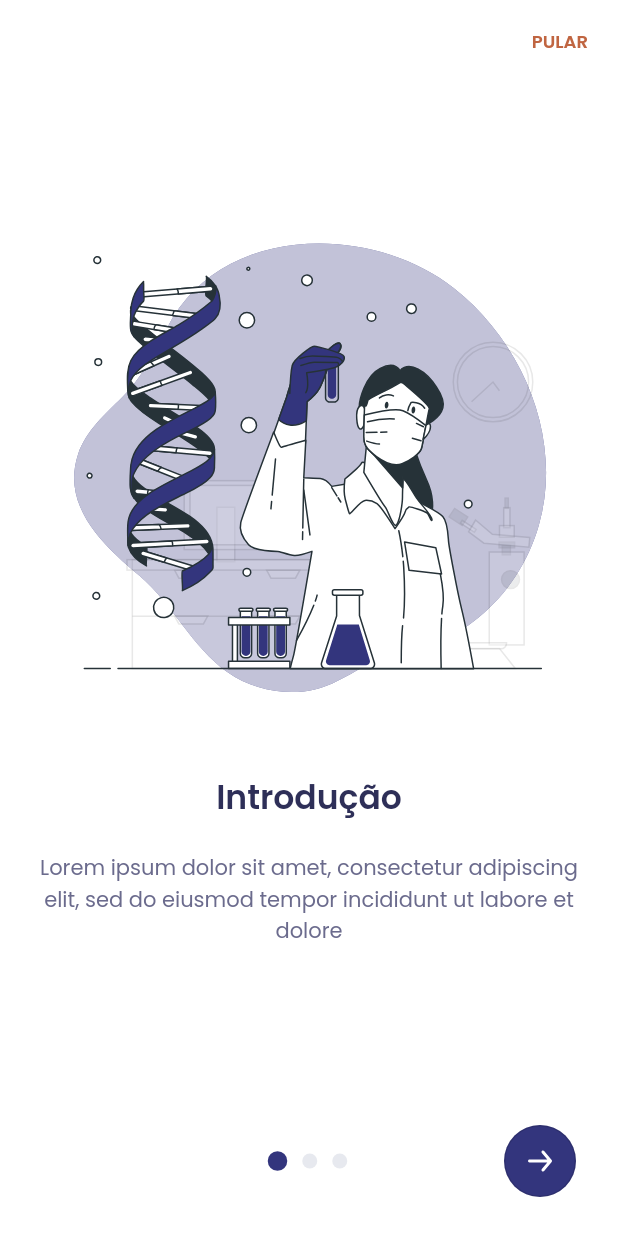
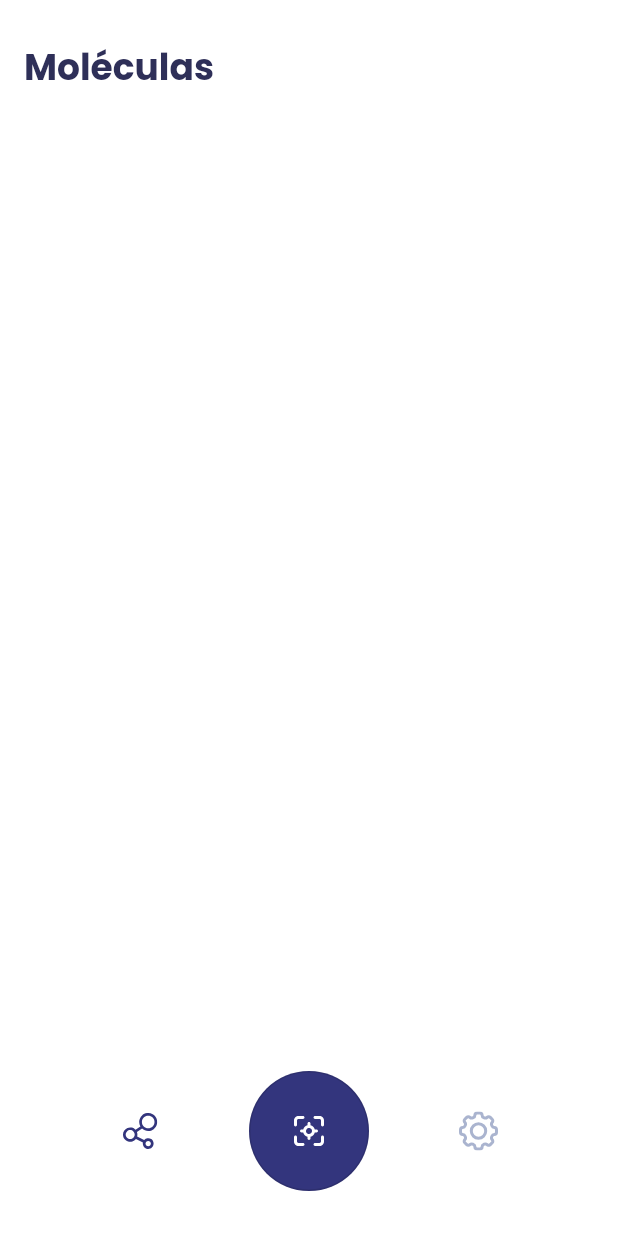
Before and after one commit to laitec-ifsp-cmp/moleculas_ar, a Flutter app: the screen it shows after launch, after a tap on "PULAR", on a phone screen of 412 x 824 dp. Run offline on Flutter 3.47's test engine with Material 2 defaults, Android fonts, the phone set to English and light mode, and no system bars; our stand-ins replace flutter_svg, google_fonts.

Commit message:
🏠 Create home navigation

```diff
--- a/lib/app_widget.dart
+++ b/lib/app_widget.dart
@@ -1,6 +1,8 @@
 import 'package:flutter/material.dart';
-import 'package:moleculas_ar/modules/on_boarding/on_boarding_page.dart';
-import 'package:moleculas_ar/modules/splash/splash_page.dart';
+
+import 'modules/home_navigation/home_navigation_page.dart';
+import 'modules/on_boarding/on_boarding_page.dart';
+import 'modules/splash/splash_page.dart';
 
 class AppWidget extends StatelessWidget {
   const AppWidget({Key? key}) : super(key: key);
@@ -15,6 +17,7 @@
       routes: {
         "/splash": (context) => const SplashPage(),
         "/on_boarding": (context) => const OnBoardingPage(),
+        "/home_navigation": (context) => const HomeNavigationPage(),
       },
     );
   }
--- /dev/null
+++ b/lib/modules/home_navigation/home_navigation_page.dart
@@ -0,0 +1,85 @@
+import 'package:flutter/material.dart';
+import 'package:moleculas_ar/modules/home_navigation/widgets/home_bottom_nav/home_bottom_nav_widget.dart';
+import 'package:moleculas_ar/shared/theme/app_theme.dart';
+import 'package:moleculas_ar/shared/widgets/gradient_magin/gradient_margin_widget.dart';
+
+class HomeNavigationPage extends StatefulWidget {
+  const HomeNavigationPage({Key? key}) : super(key: key);
+
+  @override
+  State<HomeNavigationPage> createState() => _HomeNavigationPageState();
+}
+
+class _HomeNavigationPageState extends State<HomeNavigationPage> {
+  final PageController _pageController = PageController();
+  int _currentPage = 0;
+
+  @override
+  Widget build(BuildContext context) {
+    return Scaffold(
+      backgroundColor: AppTheme.colors.background,
+      appBar: AppBar(
+        toolbarHeight: 90,
+        backgroundColor: AppTheme.colors.background,
+        elevation: 0,
+        title: Text((_currentPage == 0) ? "Moléculas" : "Sobre"),
+        titleTextStyle: AppTheme.textStyles.homeTitle,
+      ),
+      body: Stack(
+        children: [
+          PageView(
+            physics: BouncingScrollPhysics(),
+            controller: _pageController,
+            onPageChanged: (int newPage) {
+              setState(() {
+                _currentPage = newPage;
+              });
+            },
+            children: [
+              Container(),
+              Container(),
+            ],
+          ),
+          GradientMarginWidget(
+            top: 0,
+            begin: Alignment.topCenter,
+            end: Alignment.bottomCenter,
+          ),
+          GradientMarginWidget(
+            bottom: 0,
+            begin: Alignment.topCenter,
+            end: Alignment.bottomCenter,
+          ),
+        ],
+      ),
+      bottomNavigationBar: Container(
+        height: 100,
+        margin: EdgeInsets.symmetric(vertical: 20, horizontal: 20),
+        child: HomeBottomNavWidget(
+          currentPage: _currentPage,
+          onTapMolecules: () {
+            if (_currentPage != 0) {
+              setState(() {
+                _pageController.previousPage(
+                  duration: Duration(milliseconds: 400),
+                  curve: Curves.ease,
+                );
+              });
+            }
+          },
+          onTapArMolecules: () {},
+          onTapSettings: () {
+            if (_currentPage != 1) {
+              setState(() {
+                _pageController.nextPage(
+                  duration: Duration(milliseconds: 400),
+                  curve: Curves.ease,
+                );
+              });
+            }
+          },
+        ),
+      ),
+    );
+  }
+}
--- /dev/null
+++ b/lib/modules/home_navigation/widgets/home_bottom_nav/home_bottom_nav_widget.dart
@@ -0,0 +1,57 @@
+import 'package:flutter/material.dart';
+import 'package:flutter_svg/svg.dart';
+import 'package:moleculas_ar/shared/theme/app_theme.dart';
+
+class HomeBottomNavWidget extends StatelessWidget {
+  final int currentPage;
+  final VoidCallback onTapMolecules;
+  final VoidCallback onTapArMolecules;
+  final VoidCallback onTapSettings;
+
+  const HomeBottomNavWidget({
+    Key? key,
+    required this.currentPage,
+    required this.onTapMolecules,
+    required this.onTapArMolecules,
+    required this.onTapSettings,
+  }) : super(key: key);
+
+  @override
+  Widget build(BuildContext context) {
+    return Row(
+      mainAxisAlignment: MainAxisAlignment.spaceEvenly,
+      children: [
+        IconButton(
+          onPressed: onTapMolecules,
+          icon: SvgPicture.asset(
+            AppTheme.images.iconMolecule,
+            color: (currentPage == 0)
+                ? AppTheme.colors.primary
+                : AppTheme.colors.primaryLight,
+          ),
+          highlightColor: AppTheme.colors.light,
+        ),
+        OutlinedButton(
+          onPressed: onTapArMolecules,
+          child: SvgPicture.asset(AppTheme.images.iconTarget),
+          style: OutlinedButton.styleFrom(
+            backgroundColor: AppTheme.colors.primary,
+            shadowColor: AppTheme.colors.primaryLight,
+            shape: CircleBorder(),
+            fixedSize: Size(80, 80),
+          ),
+        ),
+        IconButton(
+          onPressed: onTapSettings,
+          icon: SvgPicture.asset(
+            AppTheme.images.iconGear,
+            color: (currentPage == 1)
+                ? AppTheme.colors.primary
+                : AppTheme.colors.primaryLight,
+          ),
+          highlightColor: AppTheme.colors.light,
+        )
+      ],
+    );
+  }
+}
--- a/lib/modules/on_boarding/on_boarding_page.dart
+++ b/lib/modules/on_boarding/on_boarding_page.dart
@@ -27,7 +27,7 @@
         actions: [
           TextButton(
             onPressed: () {
-              // TODO: Go to HomePage()
+              Navigator.pushReplacementNamed(context, "/home_navigation");
             },
             child: Text("Pular".toUpperCase()).jumpOnBoarding,
             style: TextButton.styleFrom(
@@ -83,7 +83,7 @@
                 );
               });
             } else {
-              // TODO: Go to HomePage()
+              Navigator.pushReplacementNamed(context, "/home_navigation");
             }
           },
           onBackPressed: () {
--- a/lib/shared/theme/app_images.dart
+++ b/lib/shared/theme/app_images.dart
@@ -2,6 +2,9 @@
   String get logo;
   String get arrowLeft;
   String get arrowRight;
+  String get iconGear;
+  String get iconMolecule;
+  String get iconTarget;
   String get onBoardingDna;
   String get onBoardingDna3d;
   String get onBoardingDnaHolo;
@@ -18,6 +21,15 @@
   String get arrowRight => "assets/images/arrow_right.svg";
 
   @override
+  String get iconGear => "assets/images/icon_gear.svg";
+
+  @override
+  String get iconMolecule => "assets/images/icon_molecule.svg";
+
+  @override
+  String get iconTarget => "assets/images/icon_target.svg";
+
+  @override
   String get onBoardingDna => "assets/images/on_boarding_dna.svg";
 
   @override
--- /dev/null
+++ b/lib/shared/widgets/gradient_magin/gradient_margin_widget.dart
@@ -0,0 +1,49 @@
+import 'package:flutter/material.dart';
+import 'package:moleculas_ar/shared/theme/app_theme.dart';
+
+class GradientMarginWidget extends StatelessWidget {
+  final double? top;
+  final double? bottom;
+  final AlignmentGeometry begin;
+  final AlignmentGeometry end;
+
+  const GradientMarginWidget({
+    Key? key,
+    this.top,
+    this.bottom,
+    required this.begin,
+    required this.end,
+  }) : super(key: key);
+
+  @override
+  Widget build(BuildContext context) {
+    List<Color> topColorList = [
+      AppTheme.colors.background,
+      AppTheme.colors.background.withOpacity(0.3),
+    ];
+
+    List<Color> bottomColorList = [
+      AppTheme.colors.background.withOpacity(0.3),
+      AppTheme.colors.background,
+    ];
+
+    return Positioned(
+      top: top,
+      bottom: bottom,
+      right: 0,
+      left: 0,
+      child: Container(
+        width: double.maxFinite,
+        height: 30,
+        decoration: BoxDecoration(
+          gradient: LinearGradient(
+            begin: Alignment.topCenter,
+            end: Alignment.bottomCenter,
+            colors: (top == 0) ? topColorList : bottomColorList,
+          ),
+        ),
+        child: Container(height: 30),
+      ),
+    );
+  }
+}
```
Also changed, not shown: assets/images/icon_gear.svg (added), assets/images/icon_molecule.svg (added), assets/images/icon_target.svg (added).
